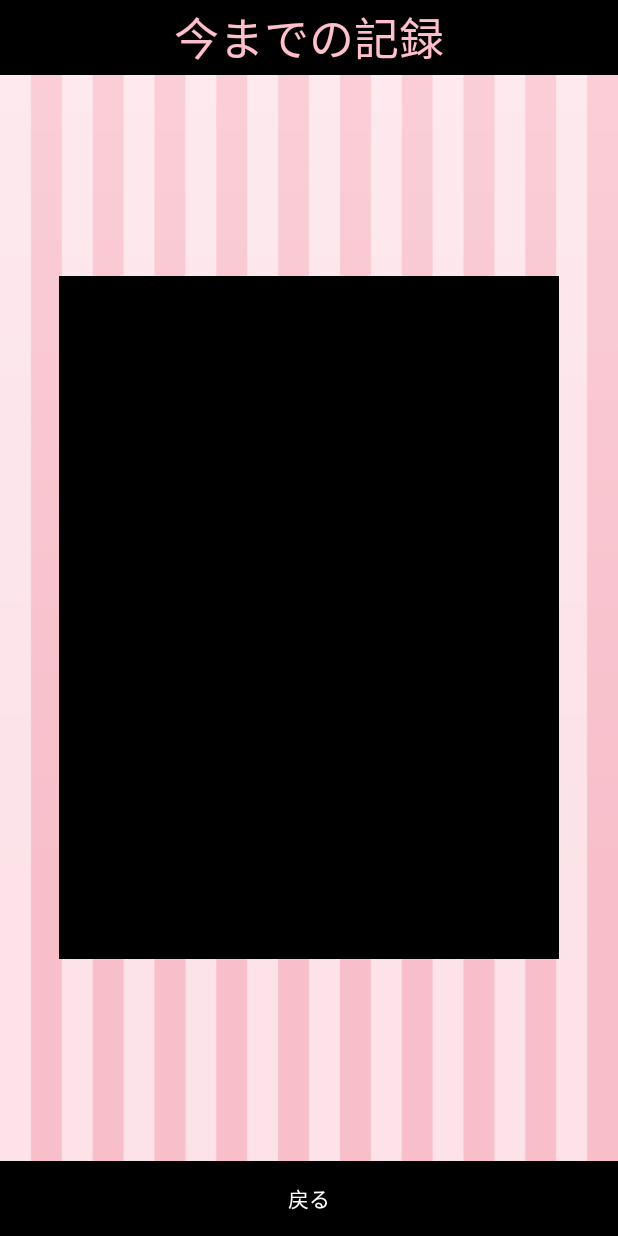
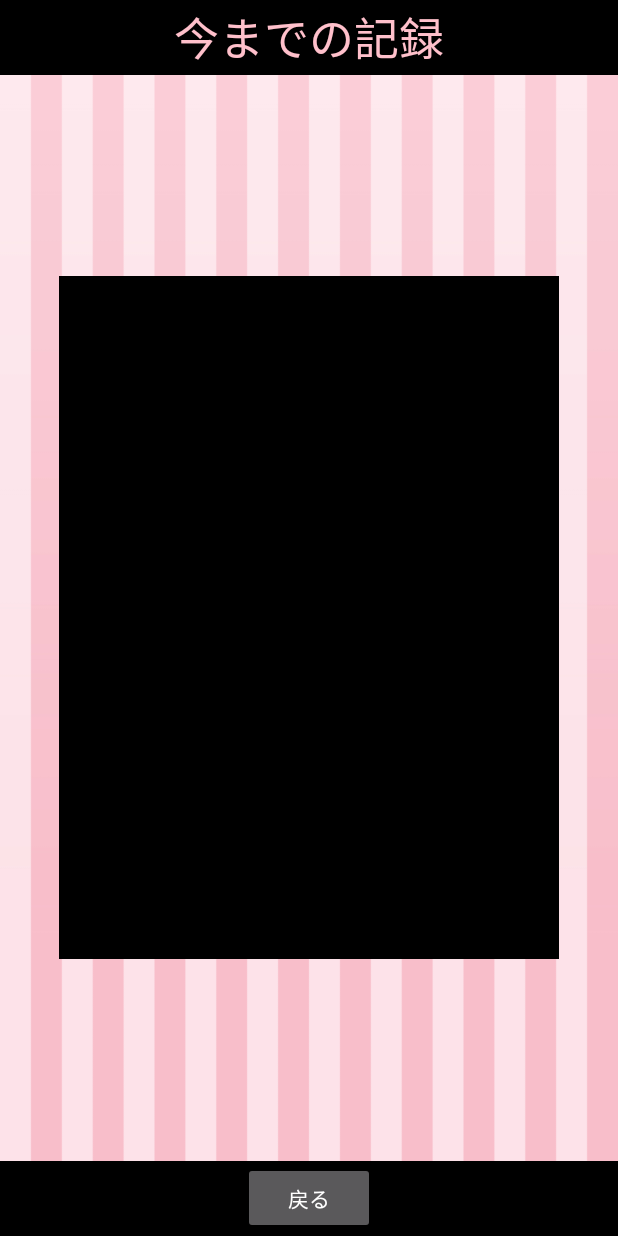
Before and after one commit to dhacks/team-b, an Android app: the TestActivity screen opened directly, with no data from a screen before it, on a phone screen of 412 x 824 dp. Run offline under Robolectric (Android 15) with nearby library versions, the phone set to English and light mode, and no system bars; Roboto replaces fonts that are not available here; 1 statement that could not run was skipped.

Commit message:
merge shitai

```diff
--- a/app/src/main/java/com/ice/creame/lollopop/TestActivity.java
+++ b/app/src/main/java/com/ice/creame/lollopop/TestActivity.java
@@ -62,7 +62,7 @@ public class TestActivity extends BaseActivity {
         r2.setBackgroundColor(COLOR_3);
 
         Button b = (Button)findViewById(R.id.button);
-        b.setBackgroundResource(R.drawable.button2);
+//        b.setBackgroundResource(R.drawable.button2);
         b.setTypeface(tf);
 
     }
```
Also changed, not shown: app/src/main/res/drawable/button2.png (deleted).
